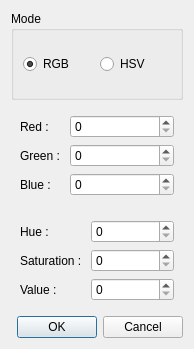
Above: app/Operations/ColorDialog.ui from eiimage/eiimage before the change. Below: the same form after it.
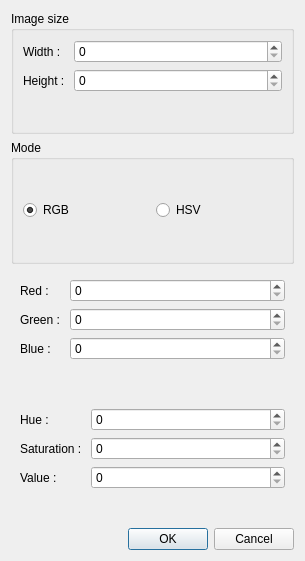
That is the form after the change.

Commit message: Improved RGB image generator, moved ImageListBox

Diff of the .ui file:
```diff
--- a/app/Operations/ColorDialog.ui
+++ b/app/Operations/ColorDialog.ui
@@ -6,14 +6,51 @@
    <rect>
     <x>0</x>
     <y>0</y>
-    <width>194</width>
-    <height>349</height>
+    <width>305</width>
+    <height>561</height>
    </rect>
   </property>
   <property name="windowTitle">
    <string>Dialog</string>
   </property>
   <layout class="QVBoxLayout" name="verticalLayout">
+   <item>
+    <widget class="QGroupBox" name="groupBox_2">
+     <property name="title">
+      <string>Image size</string>
+     </property>
+     <layout class="QFormLayout" name="formLayout_4">
+      <item row="0" column="0">
+       <widget class="QLabel" name="label_7">
+        <property name="text">
+         <string>Width : </string>
+        </property>
+       </widget>
+      </item>
+      <item row="0" column="1">
+       <widget class="QSpinBox" name="widthBox">
+        <property name="maximum">
+         <number>65536</number>
+        </property>
+       </widget>
+      </item>
+      <item row="1" column="0">
+       <widget class="QLabel" name="label_8">
+        <property name="text">
+         <string>Height : </string>
+        </property>
+       </widget>
+      </item>
+      <item row="1" column="1">
+       <widget class="QSpinBox" name="heightBox">
+        <property name="maximum">
+         <number>65536</number>
+        </property>
+       </widget>
+      </item>
+     </layout>
+    </widget>
+   </item>
    <item>
     <widget class="QGroupBox" name="groupBox">
      <property name="title">
```
Left out of the diff: 3 changed lines with no effect on the pictures. The commit also changes 9 other files.
